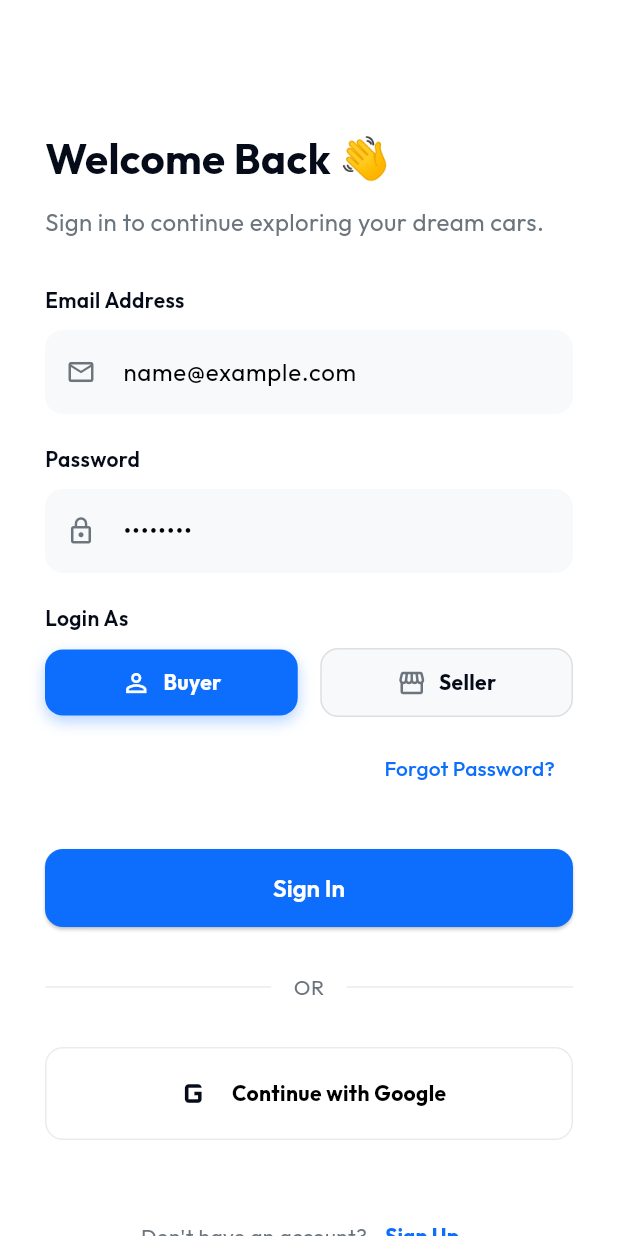
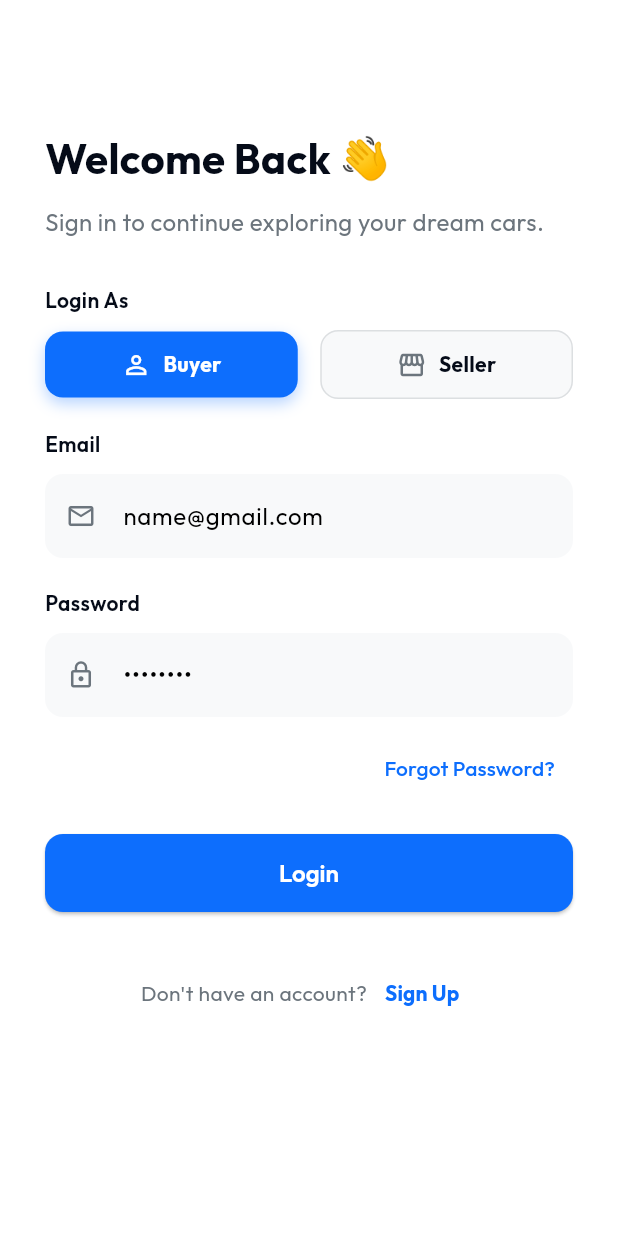
Before and after one commit to ihsankhan-752/CarSphere-Mobile-App, a Flutter app: the screen it shows after launch, after a tap on "Skip", on a phone screen of 412 x 824 dp. Run offline on Flutter 3.47's test engine with Material 3 defaults, Android fonts, the phone set to English and light mode, and no system bars; our stand-ins replace google_fonts, image_picker, share_plus, shared_preferences; accounts and stored records are empty; network calls fail.

Commit message:
Auth Screens refactor

```diff
--- a/lib/screens/auth/login_screen.dart
+++ b/lib/screens/auth/login_screen.dart
@@ -1,5 +1,9 @@
+import 'package:car_sphere/core/utils/custom_msg.dart';
+import 'package:car_sphere/widgets/buttons.dart';
+import 'package:car_sphere/widgets/text_inputs.dart';
 import 'package:flutter/material.dart';
 import 'package:provider/provider.dart';
+
 import '../../core/constants/app_colors.dart';
 import '../../providers/auth_provider.dart';
 import '../../routes/app_routes.dart';
@@ -38,7 +42,11 @@ class _LoginScreenState extends State<LoginScreen> {
             children: [
               const Text(
                 'Welcome Back 👋',
-              style: TextStyle(fontSize: 28, fontWeight: FontWeight.bold, color: AppColors.backgroundDark),
+                style: TextStyle(
+                  fontSize: 28,
+                  fontWeight: FontWeight.bold,
+                  color: AppColors.backgroundDark,
+                ),
               ),
               const SizedBox(height: 10),
               const Text(
@@ -46,38 +54,28 @@ class _LoginScreenState extends State<LoginScreen> {
                 style: TextStyle(fontSize: 16, color: AppColors.grey),
               ),
               const SizedBox(height: 30),
-            _buildTextField(
-              controller: _emailController,
-              label: 'Email Address',
-              hint: 'name@example.com',
-              icon: Icons.email_outlined,
+              const Text(
+                'Login As',
+                style: TextStyle(
+                  fontWeight: FontWeight.w600,
+                  color: AppColors.backgroundDark,
                 ),
-            const SizedBox(height: 20),
-            _buildTextField(
-              controller: _passwordController,
-              label: 'Password',
-              hint: '••••••••',
-              icon: Icons.lock_outline,
-              isPassword: true,
               ),
-            const SizedBox(height: 20),
-
-            // Role Selection
-            const Text('Login As', style: TextStyle(fontWeight: FontWeight.w600, color: AppColors.backgroundDark)),
               const SizedBox(height: 10),
               Row(
                 children: [
                   Expanded(
-                  child: _buildRoleButton(
-                    label: 'Buyer',
+                    child: RoleButton(
+                      label: "Buyer",
                       isSelected: !_isSeller,
                       onTap: () => setState(() => _isSeller = false),
                       icon: Icons.person_outline,
                     ),
                   ),
+
                   const SizedBox(width: 15),
                   Expanded(
-                  child: _buildRoleButton(
+                    child: RoleButton(
                       label: 'Seller',
                       isSelected: _isSeller,
                       onTap: () => setState(() => _isSeller = true),
@@ -86,182 +84,97 @@ class _LoginScreenState extends State<LoginScreen> {
                   ),
                 ],
               ),
+              SizedBox(height: 20),
+
+              AuthTextInput(
+                controller: _emailController,
+                label: "Email",
+                hint: "name@gmail.com",
+                icon: Icons.email_outlined,
+              ),
+
+              const SizedBox(height: 20),
+              AuthTextInput(
+                controller: _passwordController,
+                label: "Password",
+                hint: "••••••••",
+                icon: Icons.lock_outline,
+                isPassword: true,
+              ),
 
               const SizedBox(height: 10),
               Align(
                 alignment: Alignment.centerRight,
                 child: TextButton(
                   onPressed: () {},
-                child: const Text('Forgot Password?', style: TextStyle(color: AppColors.primary)),
+                  child: const Text(
+                    'Forgot Password?',
+                    style: TextStyle(color: AppColors.primary),
                   ),
                 ),
-            const SizedBox(height: 30),
+              ),
+              const SizedBox(height: 20),
               Consumer<AuthProvider>(
                 builder: (context, auth, _) {
                   if (auth.error != null) {
                     WidgetsBinding.instance.addPostFrameCallback((_) {
-                    ScaffoldMessenger.of(context).showSnackBar(
-                      SnackBar(content: Text(auth.error!), backgroundColor: Colors.red),
+                      showCustomMsg(
+                        context: context,
+                        msg: auth.error!,
+                        bgColor: Colors.red,
                       );
                     });
                   }
 
-                return SizedBox(
-                  width: double.infinity,
-                  child: ElevatedButton(
-                    onPressed: auth.isLoading ? null : () async {
+                  return PrimaryButton(
+                    title: auth.isLoading ? "Please Wait...." : "Login",
+                    onPressed: auth.isLoading
+                        ? () {}
+                        : () async {
                             if (_formKey.currentState!.validate()) {
                               final success = await auth.login(
                                 _emailController.text.trim(),
                                 _passwordController.text.trim(),
                                 _isSeller ? 'seller' : 'buyer',
                               );
-                        if (success && mounted) {
-                          Navigator.pushReplacementNamed(context, AppRoutes.home);
+
+                              if (!context.mounted) return;
+                              if (success) {
+                                Navigator.pushReplacementNamed(
+                                  context,
+                                  AppRoutes.home,
+                                );
                               }
                             }
                           },
-                    child: auth.isLoading
-                      ? const SizedBox(height: 20, width: 20, child: CircularProgressIndicator(color: Colors.white, strokeWidth: 2))
-                      : const Text('Sign In'),
-                  ),
                   );
                 },
               ),
               const SizedBox(height: 30),
-            Row(
-              children: [
-                Expanded(child: Divider(color: AppColors.lightGrey)),
-                const Padding(
-                  padding: EdgeInsets.symmetric(horizontal: 15),
-                  child: Text('OR', style: TextStyle(color: AppColors.grey)),
-                ),
-                Expanded(child: Divider(color: AppColors.lightGrey)),
-              ],
-            ),
-            const SizedBox(height: 30),
-            _buildSocialButton(
-              label: 'Continue with Google',
-              icon: Icons.g_mobiledata, // Placeholder for Google Icon
-              onTap: () {},
-            ),
-            const SizedBox(height: 40),
+
               Row(
                 mainAxisAlignment: MainAxisAlignment.center,
                 children: [
-                const Text("Don't have an account?", style: TextStyle(color: AppColors.grey)),
+                  const Text(
+                    "Don't have an account?",
+                    style: TextStyle(color: AppColors.grey),
+                  ),
                   TextButton(
-                  onPressed: () => Navigator.pushNamed(context, AppRoutes.signup),
-                  child: const Text('Sign Up', style: TextStyle(color: AppColors.primary, fontWeight: FontWeight.bold)),
+                    onPressed: () =>
+                        Navigator.pushNamed(context, AppRoutes.signup),
+                    child: const Text(
+                      'Sign Up',
+                      style: TextStyle(
+                        color: AppColors.primary,
+                        fontWeight: FontWeight.bold,
+                      ),
+                    ),
                   ),
                 ],
               ),
             ],
           ),
         ),
-    ));
-  }
-
-  Widget _buildRoleButton({
-    required String label,
-    required bool isSelected,
-    required VoidCallback onTap,
-    required IconData icon,
-  }) {
-    return GestureDetector(
-      onTap: onTap,
-      child: Container(
-        padding: const EdgeInsets.symmetric(vertical: 12),
-        decoration: BoxDecoration(
-          color: isSelected ? AppColors.primary : AppColors.backgroundLight,
-          borderRadius: BorderRadius.circular(12),
-          border: isSelected ? null : Border.all(color: AppColors.grey.withOpacity(0.2)),
-          boxShadow: isSelected ? [
-            BoxShadow(
-              color: AppColors.primary.withOpacity(0.3),
-              blurRadius: 8,
-              offset: const Offset(0, 4),
-            )
-          ] : null,
-        ),
-        child: Row(
-          mainAxisAlignment: MainAxisAlignment.center,
-          children: [
-            Icon(icon, color: isSelected ? Colors.white : AppColors.grey, size: 20),
-            const SizedBox(width: 8),
-            Text(
-              label,
-              style: TextStyle(
-                color: isSelected ? Colors.white : AppColors.backgroundDark,
-                fontWeight: FontWeight.bold,
-              ),
-            ),
-          ],
-        ),
-      ),
-    );
-  }
-
-  Widget _buildTextField({
-    required TextEditingController controller,
-    required String label,
-    required String hint,
-    required IconData icon,
-    bool isPassword = false,
-  }) {
-    return Column(
-      crossAxisAlignment: CrossAxisAlignment.start,
-      children: [
-        Text(label, style: const TextStyle(fontWeight: FontWeight.w600, color: AppColors.backgroundDark)),
-        const SizedBox(height: 10),
-        TextFormField(
-          controller: controller,
-          obscureText: isPassword,
-          decoration: InputDecoration(
-            prefixIcon: Icon(icon, color: AppColors.grey, size: 20),
-            hintText: hint,
-            filled: true,
-            fillColor: AppColors.backgroundLight,
-            border: OutlineInputBorder(
-              borderRadius: BorderRadius.circular(12),
-              borderSide: BorderSide.none,
-            ),
-            errorStyle: const TextStyle(height: 0.8),
-          ),
-          validator: (value) {
-            if (value == null || value.trim().isEmpty) {
-              return 'Please enter your ${label.toLowerCase()}';
-            }
-            if (label.toLowerCase().contains('email')) {
-              final emailRegex = RegExp(r'^[\w-\.]+@([\w-]+\.)+[\w-]{2,4}$');
-              if (!emailRegex.hasMatch(value)) {
-                return 'Please enter a valid email';
-              }
-            }
-            return null;
-          },
-        ),
-      ],
-    );
-  }
-
-  Widget _buildSocialButton({required String label, required IconData icon, required VoidCallback onTap}) {
-    return InkWell(
-      onTap: onTap,
-      child: Container(
-        padding: const EdgeInsets.symmetric(vertical: 15),
-        decoration: BoxDecoration(
-          border: Border.all(color: AppColors.lightGrey),
-          borderRadius: BorderRadius.circular(12),
-        ),
-        child: Row(
-          mainAxisAlignment: MainAxisAlignment.center,
-          children: [
-            Icon(icon, size: 30, color: AppColors.backgroundDark),
-            const SizedBox(width: 10),
-            Text(label, style: const TextStyle(fontWeight: FontWeight.bold)),
-          ],
-        ),
       ),
     );
   }
--- /dev/null
+++ b/lib/widgets/buttons.dart
@@ -0,0 +1,83 @@
+import 'package:flutter/material.dart';
+
+import '../core/constants/app_colors.dart';
+
+class RoleButton extends StatelessWidget {
+  final String label;
+  final bool isSelected;
+  final VoidCallback onTap;
+  final IconData icon;
+  const RoleButton({
+    super.key,
+    required this.label,
+    required this.isSelected,
+    required this.onTap,
+    required this.icon,
+  });
+
+  @override
+  Widget build(BuildContext context) {
+    return GestureDetector(
+      onTap: onTap,
+      child: Container(
+        padding: const EdgeInsets.symmetric(vertical: 12),
+        decoration: BoxDecoration(
+          color: isSelected ? AppColors.primary : AppColors.backgroundLight,
+          borderRadius: BorderRadius.circular(12),
+          border: isSelected
+              ? null
+              : Border.all(color: AppColors.grey.withValues(alpha: 0.2)),
+          boxShadow: isSelected
+              ? [
+                  BoxShadow(
+                    color: AppColors.primary.withValues(alpha: 0.3),
+                    blurRadius: 8,
+                    offset: const Offset(0, 4),
+                  ),
+                ]
+              : null,
+        ),
+        child: Row(
+          mainAxisAlignment: MainAxisAlignment.center,
+          children: [
+            Icon(
+              icon,
+              color: isSelected ? Colors.white : AppColors.grey,
+              size: 20,
+            ),
+            const SizedBox(width: 8),
+            Text(
+              label,
+              style: TextStyle(
+                color: isSelected ? Colors.white : AppColors.backgroundDark,
+                fontWeight: FontWeight.bold,
+              ),
+            ),
+          ],
+        ),
+      ),
+    );
+  }
+}
+
+class PrimaryButton extends StatelessWidget {
+  final String title;
+  final Function() onPressed;
+  const PrimaryButton({
+    super.key,
+    required this.title,
+    required this.onPressed,
+  });
+
+  @override
+  Widget build(BuildContext context) {
+    return SizedBox(
+      width: double.infinity,
+      child: ElevatedButton(
+        onPressed: onPressed,
+        style: ElevatedButton.styleFrom(backgroundColor: AppColors.primary),
+        child: Text(title),
+      ),
+    );
+  }
+}
--- /dev/null
+++ b/lib/widgets/text_inputs.dart
@@ -0,0 +1,63 @@
+import 'package:flutter/material.dart';
+
+import '../core/constants/app_colors.dart';
+
+class AuthTextInput extends StatelessWidget {
+  final TextEditingController controller;
+  final String label;
+  final String hint;
+  final IconData icon;
+  final bool? isPassword;
+  const AuthTextInput({
+    super.key,
+    required this.controller,
+    required this.label,
+    required this.hint,
+    required this.icon,
+    this.isPassword,
+  });
+
+  @override
+  Widget build(BuildContext context) {
+    return Column(
+      crossAxisAlignment: CrossAxisAlignment.start,
+      children: [
+        Text(
+          label,
+          style: const TextStyle(
+            fontWeight: FontWeight.w600,
+            color: AppColors.backgroundDark,
+          ),
+        ),
+        const SizedBox(height: 10),
+        TextFormField(
+          controller: controller,
+          obscureText: isPassword ?? false,
+          decoration: InputDecoration(
+            prefixIcon: Icon(icon, color: AppColors.grey, size: 20),
+            hintText: hint,
+            filled: true,
+            fillColor: AppColors.backgroundLight,
+            border: OutlineInputBorder(
+              borderRadius: BorderRadius.circular(12),
+              borderSide: BorderSide.none,
+            ),
+            errorStyle: const TextStyle(height: 0.8),
+          ),
+          validator: (value) {
+            if (value == null || value.trim().isEmpty) {
+              return 'Please enter your ${label.toLowerCase()}';
+            }
+            if (label.toLowerCase().contains('email')) {
+              final emailRegex = RegExp(r'^[\w-\.]+@([\w-]+\.)+[\w-]{2,4}$');
+              if (!emailRegex.hasMatch(value)) {
+                return 'Please enter a valid email';
+              }
+            }
+            return null;
+          },
+        ),
+      ],
+    );
+  }
+}
```
Also changed, not shown: lib/core/utils/custom_msg.dart (added, +11 -0 lines), lib/screens/auth/signup_screen.dart (+85 -142 lines). Lines whose indentation alone changed are shown as unchanged.
